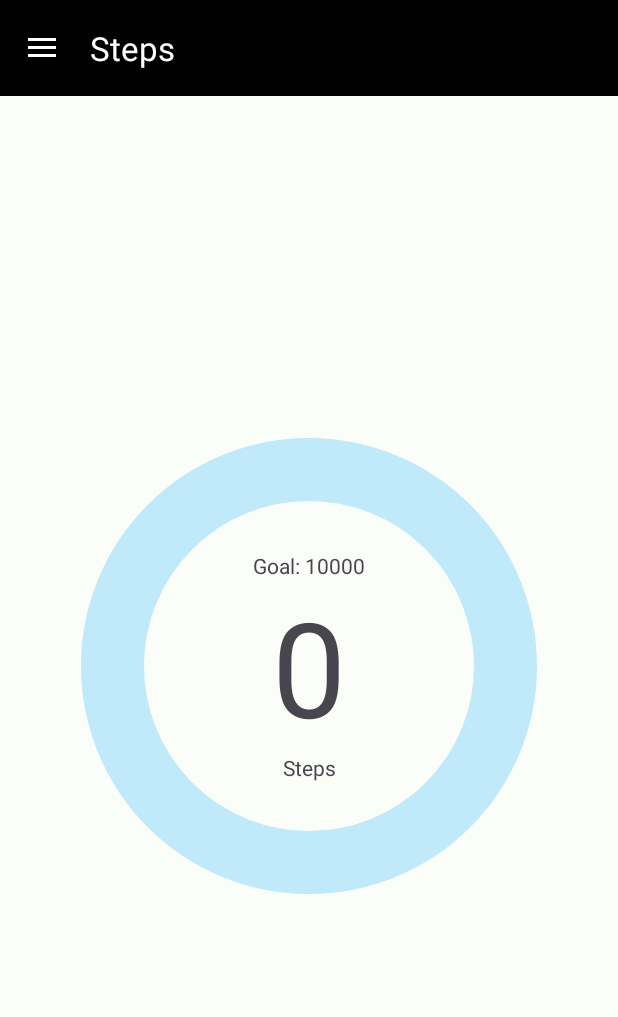
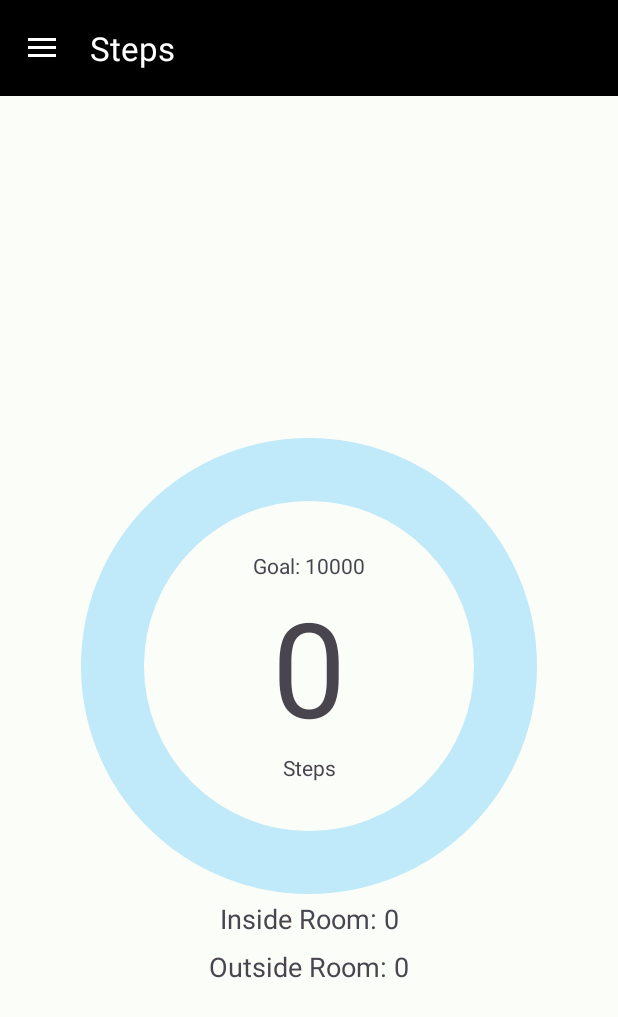
Before and after one commit to JuryAndrea/Project_Housekeeper, an Android app: the screen it shows after launch (MainActivity), on a phone screen of 412 x 824 dp. Shown: the top 1017 px of the screen. Run offline under Robolectric (Android 15) with nearby library versions, the phone set to English and light mode, and no system bars; our stand-ins replace navigation-ui; libraries missing offline, so code that uses them is left out: com.anychart, com.anychart.enums; 1 statement that could not run was skipped.

Commit message:
Added inside vs outside room logic in DB, homefragment, charts. TODO make the second chart show up

```diff
--- a/app/src/main/java/com/example/stepappv6/StepAppOpenHelper.java
+++ b/app/src/main/java/com/example/stepappv6/StepAppOpenHelper.java
@@ -82,6 +82,57 @@ public class StepAppOpenHelper extends SQLiteOpenHelper {
         return numSteps;
     }
 
+    public static Integer loadSingleRecordOfStepsInside(Context context, String date){
+        List<String> steps = new LinkedList<String>();
+        // Get the readable database
+        StepAppOpenHelper databaseHelper = new StepAppOpenHelper(context);
+        SQLiteDatabase database = databaseHelper.getReadableDatabase();
+
+        String where = StepAppOpenHelper.KEY_DAY + " = ? AND " + StepAppOpenHelper.KEY_INSIDE + " = 1";
+        String [] whereArgs = { date };
+
+        Cursor cursor = database.query(StepAppOpenHelper.TABLE_NAME, null, where, whereArgs, null,
+                null, null );
+
+        // iterate over returned elements
+        cursor.moveToFirst();
+        for (int index=0; index < cursor.getCount(); index++){
+            steps.add(cursor.getString(0));
+            cursor.moveToNext();
+        }
+        database.close();
+
+        Integer numSteps = steps.size();
+        Log.d("STORED STEPS TODAY: ", String.valueOf(numSteps));
+        return numSteps;
+    }
+
+    public static Integer loadSingleRecordOfStepsOutside(Context context, String date){
+        List<String> steps = new LinkedList<String>();
+        // Get the readable database
+        StepAppOpenHelper databaseHelper = new StepAppOpenHelper(context);
+        SQLiteDatabase database = databaseHelper.getReadableDatabase();
+
+        String where = StepAppOpenHelper.KEY_DAY + " = ? AND " + StepAppOpenHelper.KEY_INSIDE + " = 0";
+        String [] whereArgs = { date };
+
+        Cursor cursor = database.query(StepAppOpenHelper.TABLE_NAME, null, where, whereArgs, null,
+                null, null );
+
+        // iterate over returned elements
+        cursor.moveToFirst();
+        for (int index=0; index < cursor.getCount(); index++){
+            steps.add(cursor.getString(0));
+            cursor.moveToNext();
+        }
+        database.close();
+
+        Integer numSteps = steps.size();
+        Log.d("STORED STEPS TODAY: ", String.valueOf(numSteps));
+        return numSteps;
+    }
+
+
     public static void deleteRecords (Context context) {
         StepAppOpenHelper databaseHelper = new StepAppOpenHelper(context);
         SQLiteDatabase database = databaseHelper.getWritableDatabase();
@@ -130,6 +181,56 @@ public class StepAppOpenHelper extends SQLiteOpenHelper {
         return map;
     }
 
+    public static Map<Integer, Integer> loadInsideStepsByHour(Context context, String date){
+        Map<Integer, Integer> map = new HashMap<>();
+
+        StepAppOpenHelper databaseHelper = new StepAppOpenHelper(context);
+        SQLiteDatabase database = databaseHelper.getReadableDatabase();
+
+        // Note the additional condition "AND inside = 1"
+        Cursor cursor = database.rawQuery("SELECT hour, COUNT(*) FROM num_steps " +
+                "WHERE day = ? AND inside = 1 GROUP BY hour ORDER BY hour ASC", new String[] {date});
+
+        cursor.moveToFirst();
+        while (!cursor.isAfterLast()) {
+            int hour = cursor.getInt(0);
+            int stepCount = cursor.getInt(1);
+            map.put(hour, stepCount);
+            cursor.moveToNext();
+        }
+
+        cursor.close();
+        database.close();
+
+        return map;
+    }
+
+    public static Map<Integer, Integer> loadOutsideStepsByHour(Context context, String date){
+        Map<Integer, Integer> map = new HashMap<>();
+
+        StepAppOpenHelper databaseHelper = new StepAppOpenHelper(context);
+        SQLiteDatabase database = databaseHelper.getReadableDatabase();
+
+        // Note the additional condition "AND inside = 0"
+        Cursor cursor = database.rawQuery("SELECT hour, COUNT(*) FROM num_steps " +
+                "WHERE day = ? AND inside = 0 GROUP BY hour ORDER BY hour ASC", new String[] {date});
+
+        cursor.moveToFirst();
+        while (!cursor.isAfterLast()) {
+            int hour = cursor.getInt(0);
+            int stepCount = cursor.getInt(1);
+            map.put(hour, stepCount);
+            cursor.moveToNext();
+        }
+
+        cursor.close();
+        database.close();
+
+        return map;
+    }
+
+
+
 
     @Override
     public void onCreate(SQLiteDatabase sqLiteDatabase) {
--- a/app/src/main/java/com/example/stepappv6/ui/Home/HomeFragment.java
+++ b/app/src/main/java/com/example/stepappv6/ui/Home/HomeFragment.java
@@ -34,6 +34,7 @@ import com.anychart.enums.HoverMode;
 import com.example.stepappv6.MainActivity;
 import com.example.stepappv6.R;
 import com.example.stepappv6.StepAppOpenHelper;
+import com.example.stepappv6.ui.Room.RoomFragment;
 import com.google.android.material.button.MaterialButtonToggleGroup;
 
 import java.text.SimpleDateFormat;
@@ -44,6 +45,7 @@ import java.util.TimeZone;
 
 import static com.example.stepappv6.ui.Home.HomeFragment.mNotifyManager;
 import static com.example.stepappv6.ui.Home.HomeFragment.stepsGoal;
+import static com.example.stepappv6.ui.Home.HomeFragment.stepsInsideRoom;
 
 
 public class HomeFragment extends Fragment {
@@ -51,6 +53,8 @@ public class HomeFragment extends Fragment {
 
     // Text view and Progress Bar variables
     public TextView stepsCountTextView;
+    public TextView stepsInsideRoomTextView;
+    public TextView stepsOutsideRoomTextView;
     public ProgressBar stepsCountProgressBar;
     public TextView goalTextView;
 
@@ -64,6 +68,8 @@ public class HomeFragment extends Fragment {
 
     // Num of steps completed
     static int totalStepsCompleted = 0;
+    static int stepsInsideRoom = 0;
+    static int stepsOutsideRoom = 0;
     static int stepsGoal = 10000;
 
     //Create a constant for the notification channel ID
@@ -82,16 +88,23 @@ public class HomeFragment extends Fragment {
         Date cDate = new Date();
         String fDate = new SimpleDateFormat("yyyy-MM-dd").format(cDate);
         totalStepsCompleted = StepAppOpenHelper.loadSingleRecord(getContext(), fDate);
+        stepsInsideRoom = StepAppOpenHelper.loadSingleRecordOfStepsInside(getContext(), fDate);
+        stepsOutsideRoom = StepAppOpenHelper.loadSingleRecordOfStepsOutside(getContext(), fDate);
 
+        RoomFragment.roomstatus.put(6, 1);
 
         // Text view & ProgressBar
         goalTextView = (TextView) root.findViewById(R.id.goal);
         stepsCountTextView = (TextView) root.findViewById(R.id.counter);
         stepsCountProgressBar = (ProgressBar) root.findViewById(R.id.progressBar);
+        stepsInsideRoomTextView = (TextView) root.findViewById(R.id.steps_inside_room);
+        stepsOutsideRoomTextView = (TextView) root.findViewById(R.id.steps_outside_room);
         stepsCountProgressBar.setMax(stepsGoal);
 
         // Set the Views with the number of stored steps
         stepsCountTextView.setText(String.valueOf(totalStepsCompleted));
+        stepsInsideRoomTextView.setText(String.valueOf(stepsInsideRoom));
+        stepsOutsideRoomTextView.setText(String.valueOf(stepsOutsideRoom));
         stepsCountProgressBar.setProgress(totalStepsCompleted);
 
 
@@ -110,49 +123,7 @@ public class HomeFragment extends Fragment {
         NotificationCompat.Builder notifyBuilder = getNotificationBuilder();
 
         // Instantiate the StepCounterListener
-        listener = new StepCounterListener(notifyBuilder, database, stepsCountTextView, stepsCountProgressBar);
-
-        // Toggle group button
-//        materialButtonToggleGroup = (MaterialButtonToggleGroup) root.findViewById(R.id.toggleButtonGroup);
-//        materialButtonToggleGroup.addOnButtonCheckedListener(new MaterialButtonToggleGroup.OnButtonCheckedListener() {
-//            @Override
-//            public void onButtonChecked(MaterialButtonToggleGroup group, int checkedId, boolean isChecked) {
-//
-//                if (group.getCheckedButtonId() == R.id.start_button) {
-//
-//                    //Place code related to Start button
-//                    Toast.makeText(getContext(), "START", Toast.LENGTH_SHORT).show();
-//
-//                    // Check if the Accelerometer sensor exists
-//                    if (mSensorACC != null) {
-//
-//                        // Register the ACC listener
-//                        mSensorManager.registerListener(listener, mSensorACC, SensorManager.SENSOR_DELAY_NORMAL);
-//                    } else {
-//                        Toast.makeText(getContext(), R.string.acc_sensor_not_available, Toast.LENGTH_SHORT).show();
-//
-//                    }
-//
-//                    // Check if the Step detector sensor exists
-//                    if (mSensorStepDetector != null) {
-//                        // Register the ACC listener
-//                        mSensorManager.registerListener(listener, mSensorStepDetector, SensorManager.SENSOR_DELAY_NORMAL);
-//
-//                    } else {
-//                        Toast.makeText(getContext(), R.string.step_detector_sensor_not_available, Toast.LENGTH_SHORT).show();
-//
-//                    }
-//
-//
-//                } else if (group.getCheckedButtonId() == R.id.stop_button) {
-//                    //Place code related to Stop button
-//                    Toast.makeText(getContext(), "STOP", Toast.LENGTH_SHORT).show();
-//
-//                    // Unregister the listener
-//                    mSensorManager.unregisterListener(listener);
-//                }
-//            }
-//        });
+        listener = new StepCounterListener(notifyBuilder, database, stepsCountTextView, stepsInsideRoomTextView, stepsOutsideRoomTextView, stepsCountProgressBar);
 
         boolean userInRoom = true; //
 
@@ -251,6 +222,10 @@ class StepCounterListener<totalStepsCompleted> implements SensorEventListener {
 
     //Get the number of stored steps for the current day
     public int mACCStepCounter = HomeFragment.totalStepsCompleted;
+    public int mACCStepsInsideCounter = HomeFragment.stepsInsideRoom;
+    public int mACCStepsOutsideCounter = HomeFragment.stepsOutsideRoom;
+
+
 
     ArrayList<Integer> mACCSeries = new ArrayList<Integer>();
     ArrayList<String> mTimeSeries = new ArrayList<String>();
@@ -263,6 +238,11 @@ class StepCounterListener<totalStepsCompleted> implements SensorEventListener {
 
     // TextView and Progress Bar
     TextView stepsCountTextView;
+
+    TextView stepsInsideRoomTextView;
+    TextView stepsOutsideRoomTextView;
+
+
     ProgressBar stepsCountProgressBar;
 
     // SQLite Database
@@ -276,8 +256,10 @@ class StepCounterListener<totalStepsCompleted> implements SensorEventListener {
     NotificationCompat.Builder notificationBuilder;
 
     // Get the notification builder, database, TextView and ProgressBar as args
-    public StepCounterListener(NotificationCompat.Builder nb, SQLiteDatabase db, TextView tv, ProgressBar pb){
+    public StepCounterListener(NotificationCompat.Builder nb, SQLiteDatabase db, TextView tv, TextView sitv, TextView sotv, ProgressBar pb){
         stepsCountTextView = tv;
+        stepsInsideRoomTextView = sitv;
+        stepsOutsideRoomTextView = sotv;
         stepsCountProgressBar = pb;
         database = db;
         notificationBuilder = nb;
@@ -375,6 +357,12 @@ class StepCounterListener<totalStepsCompleted> implements SensorEventListener {
 
                     // Update the number of steps
                     mACCStepCounter += 1;
+                    if(RoomFragment.roomstatus.get(6) == 1){
+                        mACCStepsInsideCounter += 1;
+                    }
+                    else{
+                        mACCStepsOutsideCounter += 1;
+                    }
 
 
                     if (mACCStepCounter == HomeFragment.stepsGoal) {
@@ -385,12 +373,22 @@ class StepCounterListener<totalStepsCompleted> implements SensorEventListener {
                     // Update the TextView and the ProgressBar
                     stepsCountTextView.setText(String.valueOf(mACCStepCounter));
                     stepsCountProgressBar.setProgress(mACCStepCounter);
+                    stepsInsideRoomTextView.setText(String.valueOf(mACCStepsInsideCounter));
+                    stepsOutsideRoomTextView.setText(String.valueOf(mACCStepsOutsideCounter));
 
                     // Insert the data in the database
                     ContentValues values = new ContentValues();
                     values.put(StepAppOpenHelper.KEY_TIMESTAMP, timePointList.get(i));
                     values.put(StepAppOpenHelper.KEY_DAY, day);
                     values.put(StepAppOpenHelper.KEY_HOUR, hour);
+                    if(RoomFragment.roomstatus.get(6) == 1){
+                        values.put(StepAppOpenHelper.KEY_INSIDE, 1);
+                        Log.d("StepCounterListener", "Step recorded as inside");
+                    } else {
+                        values.put(StepAppOpenHelper.KEY_INSIDE, 0);
+                        Log.d("StepCounterListener", "Step recorded as outside");
+                    }
+
                     database.insert(StepAppOpenHelper.TABLE_NAME, null, values);
                 }
 
--- a/app/src/main/res/layout/fragment_home.xml
+++ b/app/src/main/res/layout/fragment_home.xml
@@ -5,6 +5,71 @@
     android:layout_width="match_parent"
     android:layout_height="match_parent"
     tools:context="com.example.stepappv6.ui.Home.HomeFragment">
+
+    <TextView
+        android:id="@+id/steps_text"
+        android:layout_width="wrap_content"
+        android:layout_height="wrap_content"
+        android:layout_marginBottom="80dp"
+        android:text="@string/steps"
+        app:layout_constraintBottom_toBottomOf="@+id/progressBar"
+        app:layout_constraintEnd_toEndOf="parent"
+        app:layout_constraintStart_toStartOf="parent"
+        app:layout_constraintTop_toBottomOf="@+id/counter" />
+
+    <!-- TextView for Steps Inside Room -->
+
+    <!-- TextView for Steps Outside Room -->
+
+    <LinearLayout
+        android:id="@+id/linearLayout9"
+        android:layout_width="wrap_content"
+        android:layout_height="32dp"
+        android:orientation="horizontal"
+        app:layout_constraintEnd_toEndOf="parent"
+        app:layout_constraintStart_toStartOf="parent"
+        app:layout_constraintTop_toBottomOf="@+id/progressBar">
+
+        <TextView
+            android:id="@+id/textView3"
+            android:layout_width="wrap_content"
+            android:layout_height="wrap_content"
+            android:layout_weight="1"
+            android:text="Inside Room: "
+            android:textSize="18sp" />
+
+        <TextView
+            android:id="@+id/steps_inside_room"
+            android:layout_width="match_parent"
+            android:layout_height="wrap_content"
+            android:text="0"
+            android:textSize="18sp" />
+    </LinearLayout>
+
+    <LinearLayout
+        android:id="@+id/linearLayout8"
+        android:layout_width="wrap_content"
+        android:layout_height="wrap_content"
+        android:orientation="horizontal"
+        app:layout_constraintEnd_toEndOf="parent"
+        app:layout_constraintStart_toStartOf="parent"
+        app:layout_constraintTop_toBottomOf="@+id/linearLayout9">
+
+        <TextView
+            android:id="@+id/textView4"
+            android:layout_width="wrap_content"
+            android:layout_height="wrap_content"
+            android:layout_weight="1"
+            android:text="Outside Room: "
+            android:textSize="18sp" />
+
+        <TextView
+            android:id="@+id/steps_outside_room"
+            android:layout_width="wrap_content"
+            android:layout_height="wrap_content"
+            android:text="0"
+            android:textSize="18sp" />
+    </LinearLayout>
 
     <com.google.android.material.progressindicator.CircularProgressIndicator
         android:id="@+id/progressBar"
@@ -45,60 +110,5 @@
         app:layout_constraintStart_toStartOf="parent"
         app:layout_constraintTop_toTopOf="@+id/progressBar" />
 
-    <TextView
-        android:id="@+id/steps_text"
-        android:layout_width="wrap_content"
-        android:layout_height="wrap_content"
-        android:layout_marginBottom="80dp"
-        android:text="@string/steps"
-        app:layout_constraintBottom_toBottomOf="@+id/progressBar"
-        app:layout_constraintEnd_toEndOf="parent"
-        app:layout_constraintStart_toStartOf="parent"
-        app:layout_constraintTop_toBottomOf="@+id/counter" />
-
-
-<!--    <com.google.android.material.button.MaterialButtonToggleGroup-->
-<!--        android:id="@+id/toggleButtonGroup"-->
-<!--        android:layout_width="wrap_content"-->
-<!--        android:layout_height="wrap_content"-->
-<!--        app:layout_constraintBottom_toBottomOf="parent"-->
-<!--        app:layout_constraintEnd_toEndOf="parent"-->
-<!--        app:layout_constraintHorizontal_bias="0.8"-->
-<!--        app:layout_constraintVertical_bias="0.1"-->
-<!--        app:layout_constraintStart_toStartOf="parent"-->
-<!--        app:layout_constraintTop_toTopOf="parent"-->
-<!--        app:singleSelection="true">-->
-<!--        <Button-->
-<!--            android:id="@+id/start_button"-->
-<!--            android:layout_width="wrap_content"-->
-<!--            android:layout_height="wrap_content"-->
-<!--            android:layout_marginEnd="148dp"-->
-<!--            android:backgroundTint="?attr/colorSecondaryContainer"-->
-<!--            android:text="@string/start_text"-->
-<!--            android:textColor="?attr/colorOnSecondaryContainer"-->
-<!--            android:textSize="20sp"-->
-<!--            app:icon="@drawable/baseline_play_circle_filled_24"-->
-<!--            app:iconSize = "32dp"-->
-<!--            app:iconTint="?attr/colorOnSecondaryContainer"-->
-<!--            app:layout_constraintBottom_toTopOf="@+id/progressBar"-->
-<!--            app:layout_constraintEnd_toEndOf="parent"-->
-<!--            app:layout_constraintTop_toTopOf="parent" />-->
-<!--        <Button-->
-<!--            android:id="@+id/stop_button"-->
-<!--            android:layout_width="wrap_content"-->
-<!--            android:layout_height="wrap_content"-->
-<!--            android:layout_marginEnd="52dp"-->
-<!--            android:backgroundTint="?attr/colorSecondaryContainer"-->
-<!--            android:text="@string/stop_text"-->
-<!--            android:textColor="?attr/colorOnSecondaryContainer"-->
-<!--            android:textSize="20sp"-->
-<!--            app:icon="@drawable/baseline_stop_circle_24"-->
-<!--            app:iconSize = "32dp"-->
-<!--            app:iconTint="?attr/colorOnSecondaryContainer"-->
-<!--            app:layout_constraintBottom_toTopOf="@+id/progressBar"-->
-<!--            app:layout_constraintEnd_toEndOf="parent"-->
-<!--            app:layout_constraintTop_toTopOf="parent" />-->
-<!--    </com.google.android.material.button.MaterialButtonToggleGroup>-->
-
 
 </androidx.constraintlayout.widget.ConstraintLayout>
```
Also changed, not shown: app/src/main/java/com/example/stepappv6/ui/Report/ReportFragment.java (+74 -8 lines), app/src/main/java/com/example/stepappv6/ui/Room/RoomFragment.java (+9 -8 lines), app/src/main/res/layout/fragment_report.xml (+51 -39 lines).
